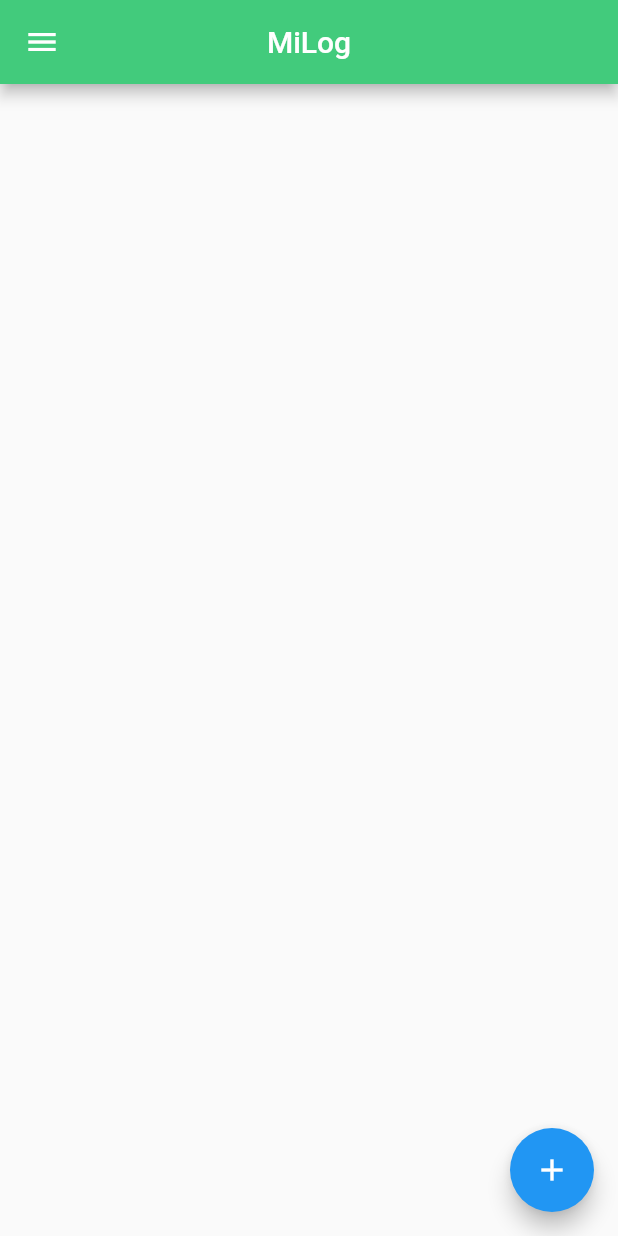
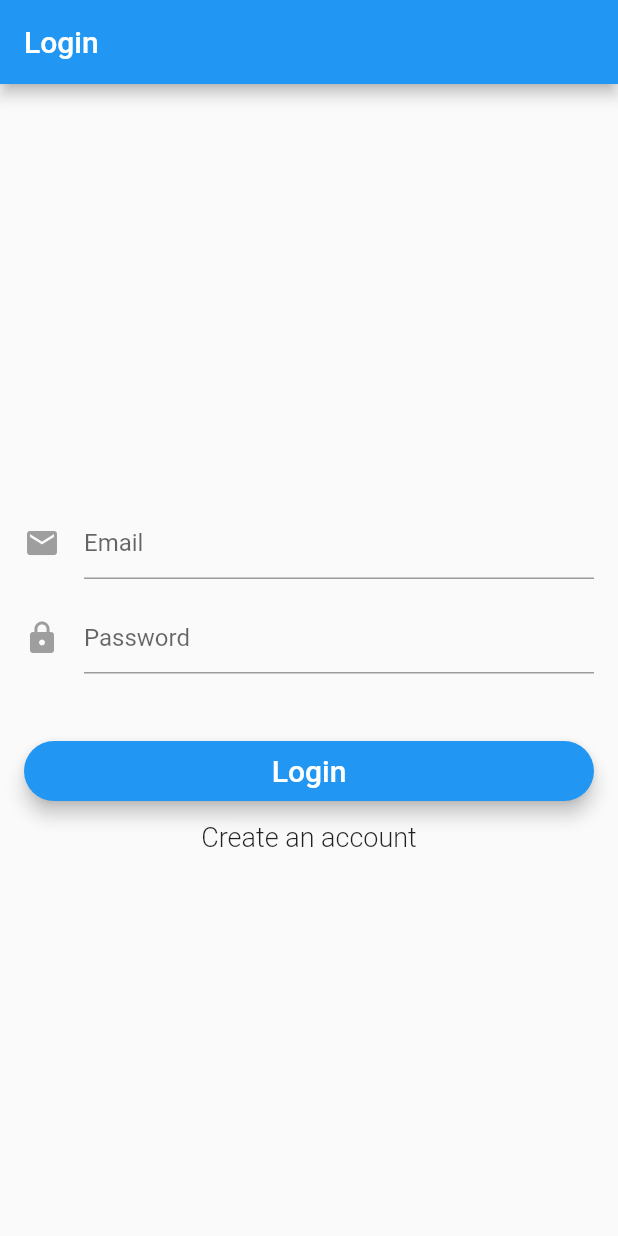
Before and after one commit to seanlowe/milog, a Flutter app: the screen it shows after launch, on a phone screen of 412 x 824 dp. Run offline on Flutter 3.47's test engine with Material 2 defaults, Android fonts, the phone set to English and light mode, and no system bars; our stand-ins replace convert, firebase_auth, firebase_database; missing offline and left inert: protobuf; accounts and stored records are empty.

Commit message:
login working, homepage not called

```diff
--- a/src/milog/lib/main.dart
+++ b/src/milog/lib/main.dart
@@ -1,9 +1,20 @@
 import 'package:flutter/material.dart';
-import 'package:milog/ui/listview_logs.dart';
+import 'package:milog/ui/root_page.dart';
+import 'package:milog/services/authentication.dart';
 
-void main() => runApp(
-  MaterialApp(
-    title: 'Returning Data',
-    home: ListViewLog(),
-  ),
-);
+void main() {
+  runApp(new MyApp());
+}
+
+class MyApp extends StatelessWidget {
+  @override
+  Widget build(BuildContext context) {
+    return new MaterialApp(
+        title: 'MiLog Login',
+        debugShowCheckedModeBanner: false,
+        theme: new ThemeData(
+          primarySwatch: Colors.blue,
+        ),
+        home: new RootPage(auth: new Auth()));
+  }
+}
--- /dev/null
+++ b/src/milog/lib/services/authentication.dart
@@ -0,0 +1,52 @@
+import 'dart:async';
+import 'package:firebase_auth/firebase_auth.dart';
+
+abstract class BaseAuth {
+  Future<String> signIn(String email, String password);
+
+  Future<String> signUp(String email, String password);
+
+  Future<FirebaseUser> getCurrentUser();
+
+  Future<void> sendEmailVerification();
+
+  Future<void> signOut();
+
+  Future<bool> isEmailVerified();
+}
+
+class Auth implements BaseAuth {
+  final FirebaseAuth _firebaseAuth = FirebaseAuth.instance;
+
+  Future<String> signIn(String email, String password) async {
+    FirebaseUser user = await _firebaseAuth.signInWithEmailAndPassword(
+        email: email, password: password);
+    return user.uid;
+  }
+
+  Future<String> signUp(String email, String password) async {
+    FirebaseUser user = await _firebaseAuth.createUserWithEmailAndPassword(
+        email: email, password: password);
+    return user.uid;
+  }
+
+  Future<FirebaseUser> getCurrentUser() async {
+    FirebaseUser user = await _firebaseAuth.currentUser();
+    return user;
+  }
+
+  Future<void> signOut() async {
+    return _firebaseAuth.signOut();
+  }
+
+  Future<void> sendEmailVerification() async {
+    FirebaseUser user = await _firebaseAuth.currentUser();
+    user.sendEmailVerification();
+  }
+
+  Future<bool> isEmailVerified() async {
+    FirebaseUser user = await _firebaseAuth.currentUser();
+    return user.isEmailVerified;
+  }
+
+}
--- /dev/null
+++ b/src/milog/lib/ui/login_signup_page.dart
@@ -0,0 +1,265 @@
+import 'package:flutter/material.dart';
+import 'package:milog/services/authentication.dart';
+
+class LoginSignUpPage extends StatefulWidget {
+  LoginSignUpPage({this.auth, this.onSignedIn});
+
+  final BaseAuth auth;
+  final VoidCallback onSignedIn;
+
+  @override
+  State<StatefulWidget> createState() => new _LoginSignUpPageState();
+}
+
+enum FormMode { LOGIN, SIGNUP }
+
+class _LoginSignUpPageState extends State<LoginSignUpPage> {
+  final _formKey = new GlobalKey<FormState>();
+
+  String _email;
+  String _password;
+  String _errorMessage;
+
+  // Initial form is login form
+  FormMode _formMode = FormMode.LOGIN;
+  bool _isIos;
+  bool _isLoading;
+
+  // Check if form is valid before perform login or signup
+  bool _validateAndSave() {
+    final form = _formKey.currentState;
+    if (form.validate()) {
+      form.save();
+      return true;
+    }
+    return false;
+  }
+
+  // Perform login or signup
+  void _validateAndSubmit() async {
+    setState(() {
+      _errorMessage = "";
+      _isLoading = true;
+    });
+    if (_validateAndSave()) {
+      String userId = "";
+      try {
+        if (_formMode == FormMode.LOGIN) {
+          userId = await widget.auth.signIn(_email, _password);
+          print('Signed in: $userId');
+        } else {
+          userId = await widget.auth.signUp(_email, _password);
+          widget.auth.sendEmailVerification();
+          _showVerifyEmailSentDialog();
+          print('Signed up user: $userId');
+        }
+        setState(() {
+          _isLoading = false;
+        });
+
+        if (userId.length > 0 && userId != null && _formMode == FormMode.LOGIN) {
+          widget.onSignedIn();
+        }
+
+      } catch (e) {
+        print('Error: $e');
+        setState(() {
+          _isLoading = false;
+          if (_isIos) {
+            _errorMessage = e.details;
+          } else
+            _errorMessage = e.message;
+        });
+      }
+    }
+  }
+
+
+  @override
+  void initState() {
+    _errorMessage = "";
+    _isLoading = false;
+    super.initState();
+  }
+
+  void _changeFormToSignUp() {
+    _formKey.currentState.reset();
+    _errorMessage = "";
+    setState(() {
+      _formMode = FormMode.SIGNUP;
+    });
+  }
+
+  void _changeFormToLogin() {
+    _formKey.currentState.reset();
+    _errorMessage = "";
+    setState(() {
+      _formMode = FormMode.LOGIN;
+    });
+  }
+
+  @override
+  Widget build(BuildContext context) {
+    _isIos = Theme.of(context).platform == TargetPlatform.iOS;
+    return new Scaffold(
+        appBar: new AppBar(
+          title: new Text('Login'),
+        ),
+        body: Stack(
+          children: <Widget>[
+            _showBody(),
+            _showCircularProgress(),
+          ],
+        ));
+  }
+
+  Widget _showCircularProgress(){
+    if (_isLoading) {
+      return Center(child: CircularProgressIndicator());
+    } return Container(height: 0.0, width: 0.0,);
+
+  }
+
+  void _showVerifyEmailSentDialog() {
+    showDialog(
+      context: context,
+      builder: (BuildContext context) {
+        // return object of type Dialog
+        return AlertDialog(
+          title: new Text("Verify your account"),
+          content: new Text("Link to verify account has been sent to your email"),
+          actions: <Widget>[
+            new FlatButton(
+              child: new Text("Dismiss"),
+              onPressed: () {
+                _changeFormToLogin();
+                Navigator.of(context).pop();
+              },
+            ),
+          ],
+        );
+      },
+    );
+  }
+
+  Widget _showBody(){
+    return new Container(
+        padding: EdgeInsets.all(16.0),
+        child: new Form(
+          key: _formKey,
+          child: new ListView(
+            shrinkWrap: true,
+            children: <Widget>[
+              _showLogo(),
+              _showEmailInput(),
+              _showPasswordInput(),
+              _showPrimaryButton(),
+              _showSecondaryButton(),
+              _showErrorMessage(),
+            ],
+          ),
+        ));
+  }
+
+  Widget _showErrorMessage() {
+    if (_errorMessage.length > 0 && _errorMessage != null) {
+      return new Text(
+        _errorMessage,
+        style: TextStyle(
+            fontSize: 13.0,
+            color: Colors.red,
+            height: 1.0,
+            fontWeight: FontWeight.w300),
+      );
+    } else {
+      return new Container(
+        height: 0.0,
+      );
+    }
+  }
+
+  Widget _showLogo() {
+    return new Hero(
+      tag: 'hero',
+      child: Padding(
+        padding: EdgeInsets.fromLTRB(0.0, 70.0, 0.0, 0.0),
+        child: CircleAvatar(
+          backgroundColor: Colors.transparent,
+          radius: 48.0,
+          // child: Image.asset('images/miLog.png'),
+        ),
+      ),
+    );
+  }
+
+  Widget _showEmailInput() {
+    return Padding(
+      padding: const EdgeInsets.fromLTRB(0.0, 100.0, 0.0, 0.0),
+      child: new TextFormField(
+        maxLines: 1,
+        keyboardType: TextInputType.emailAddress,
+        autofocus: false,
+        decoration: new InputDecoration(
+            hintText: 'Email',
+            icon: new Icon(
+              Icons.mail,
+              color: Colors.grey,
+            )),
+        validator: (value) => value.isEmpty ? 'Email can\'t be empty' : null,
+        onSaved: (value) => _email = value,
+      ),
+    );
+  }
+
+  Widget _showPasswordInput() {
+    return Padding(
+      padding: const EdgeInsets.fromLTRB(0.0, 15.0, 0.0, 0.0),
+      child: new TextFormField(
+        maxLines: 1,
+        obscureText: true,
+        autofocus: false,
+        decoration: new InputDecoration(
+            hintText: 'Password',
+            icon: new Icon(
+              Icons.lock,
+              color: Colors.grey,
+            )),
+        validator: (value) => value.isEmpty ? 'Password can\'t be empty' : null,
+        onSaved: (value) => _password = value,
+      ),
+    );
+  }
+
+  Widget _showSecondaryButton() {
+    return new FlatButton(
+      child: _formMode == FormMode.LOGIN
+          ? new Text('Create an account',
+              style: new TextStyle(fontSize: 18.0, fontWeight: FontWeight.w300))
+          : new Text('Have an account? Sign in',
+              style:
+                  new TextStyle(fontSize: 18.0, fontWeight: FontWeight.w300)),
+      onPressed: _formMode == FormMode.LOGIN
+          ? _changeFormToSignUp
+          : _changeFormToLogin,
+    );
+  }
+
+  Widget _showPrimaryButton() {
+    return new Padding(
+        padding: EdgeInsets.fromLTRB(0.0, 45.0, 0.0, 0.0),
+        child: SizedBox(
+          height: 40.0,
+          child: new RaisedButton(
+            elevation: 5.0,
+            shape: new RoundedRectangleBorder(borderRadius: new BorderRadius.circular(30.0)),
+            color: Colors.blue,
+            child: _formMode == FormMode.LOGIN
+                ? new Text('Login',
+                    style: new TextStyle(fontSize: 20.0, color: Colors.white))
+                : new Text('Create account',
+                    style: new TextStyle(fontSize: 20.0, color: Colors.white)),
+            onPressed: _validateAndSubmit,
+          ),
+        ));
+  }
+}
--- /dev/null
+++ b/src/milog/lib/ui/root_page.dart
@@ -0,0 +1,186 @@
+import 'package:flutter/material.dart';
+import 'package:milog/ui/login_signup_page.dart';
+import 'package:milog/services/authentication.dart';
+import 'package:milog/ui/listview_logs.dart';
+
+class RootPage extends StatefulWidget {
+  RootPage({this.auth});
+
+  final BaseAuth auth;
+
+  @override
+  State<StatefulWidget> createState() => new _RootPageState();
+}
+
+//Status flags
+enum AuthStatus {
+  //Don't know if logged in (loading)
+  NOT_DETERMINED,
+  //Not logged in
+  NOT_LOGGED_IN,
+  //User logged in and verfied email
+  LOGGED_IN,
+  //User logged in, but did not verify email
+  LOGGED_IN_NOT_VER,
+}
+
+class _RootPageState extends State<RootPage> {
+  AuthStatus authStatus = AuthStatus.NOT_DETERMINED;
+  String _userId = "";
+  bool _isEmailVerified = false;
+
+  @override
+  void initState() {
+    super.initState();
+    widget.auth.getCurrentUser().then((user) {
+      setState(() {
+        if (user != null) {
+          _userId = user?.uid;
+        }
+        authStatus =
+            user?.uid == null ? AuthStatus.NOT_LOGGED_IN : AuthStatus.LOGGED_IN;
+      });
+    });
+  }
+
+  //Check if user verfied email
+  void _checkEmailVerification() async {
+    //await waits for the function to return
+    _isEmailVerified = await widget.auth.isEmailVerified();
+  }
+
+  /*Changed this to async (due to the check if verified email... not sure if this is the right approach)
+  This is done to make sure checkEmailVerification returns
+  Without async, the user has to click twice (seems that checkEmailVerification takes longer than this thread)*/
+  void _onLoggedIn() async {
+    await _checkEmailVerification();
+    widget.auth.getCurrentUser().then((user) {
+      setState(() {
+        _userId = user.uid.toString();
+      });
+    });
+    if (_isEmailVerified == false) {
+      //If user did not* verify email
+      setState(() {
+        authStatus = AuthStatus.LOGGED_IN_NOT_VER;
+        _showVerifyEmailDialog();
+      });
+    } else {
+      //If user did* verify email
+      setState(() {
+        authStatus = AuthStatus.LOGGED_IN;
+      });
+    }
+  }
+
+  void _onSignedOut() {
+    setState(() {
+      authStatus = AuthStatus.NOT_LOGGED_IN;
+      _userId = "";
+    });
+  }
+
+  Widget _buildWaitingScreen() {
+    return Scaffold(
+      body: Container(
+        alignment: Alignment.center,
+        child: CircularProgressIndicator(),
+      ),
+    );
+  }
+
+  @override
+  Widget build(BuildContext context) {
+    switch (authStatus) {
+      case AuthStatus.NOT_DETERMINED:
+        return _buildWaitingScreen();
+        break;
+      case AuthStatus.NOT_LOGGED_IN:
+        return new LoginSignUpPage(
+          auth: widget.auth,
+          onSignedIn: _onLoggedIn,
+        );
+        break;
+      //WHEN THE USER IS LOGGED IN***
+      case AuthStatus.LOGGED_IN:
+        print("WE'RE LOGGED IN");
+        return new LoginSignUpPage(
+          auth: widget.auth,
+          onSignedIn: _onLoggedIn,
+        );
+      //   if (_userId.length > 0 && _userId != null) {
+      //     return new HomePage(
+      //       userId: _userId,
+      //       auth: widget.auth,
+      //       onSignedOut: _onSignedOut,
+      //     );
+      //   } else
+      //     return _buildWaitingScreen();
+        break;
+      case AuthStatus.LOGGED_IN_NOT_VER:
+        print("WE'RE LOGGED IN BUT NOT VERIFIED");
+        return new LoginSignUpPage(
+          auth: widget.auth,
+          onSignedIn: _onLoggedIn,
+        );
+        break;
+      default:
+        return _buildWaitingScreen();
+    }
+  }
+
+  void _resentVerifyEmail() {
+    widget.auth.sendEmailVerification();
+    _showVerifyEmailSentDialog();
+  }
+
+  void _showVerifyEmailSentDialog() {
+    showDialog(
+      context: context,
+      builder: (BuildContext context) {
+        // return object of type Dialog
+        return AlertDialog(
+          title: new Text("Verify your account"),
+          content:
+              new Text("Link to verify account has been sent to your email"),
+          actions: <Widget>[
+            new FlatButton(
+              child: new Text("Dismiss"),
+              onPressed: () {
+                Navigator.of(context).pop();
+              },
+            ),
+          ],
+        );
+      },
+    );
+  }
+
+  void _showVerifyEmailDialog() {
+    showDialog(
+      context: context,
+      builder: (BuildContext context) {
+        // return object of type Dialog
+        return AlertDialog(
+          title: new Text("Verify your account"),
+          content: new Text("Please verify account in the link sent to email"),
+          actions: <Widget>[
+            new FlatButton(
+              child: new Text("Resent link"),
+              onPressed: () {
+                Navigator.of(context).pop();
+                _resentVerifyEmail();
+              },
+            ),
+            new FlatButton(
+              child: new Text("Dismiss"),
+              onPressed: () {
+                Navigator.of(context).pop();
+              },
+            ),
+          ],
+        );
+      },
+    );
+  }
+}
```
